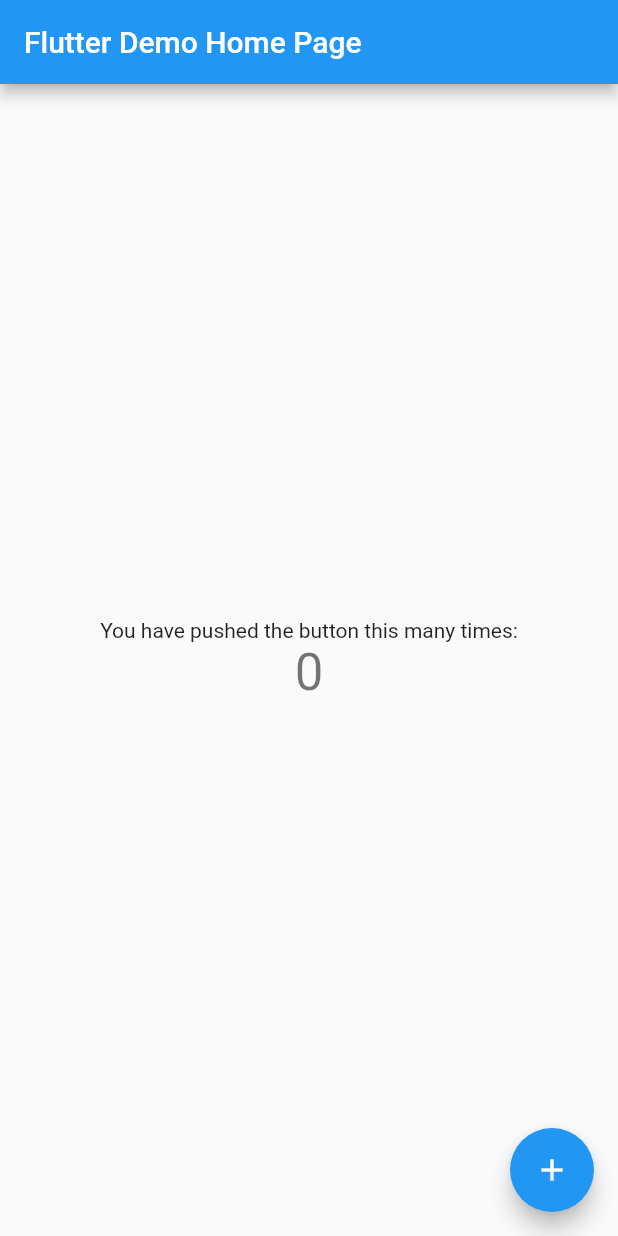
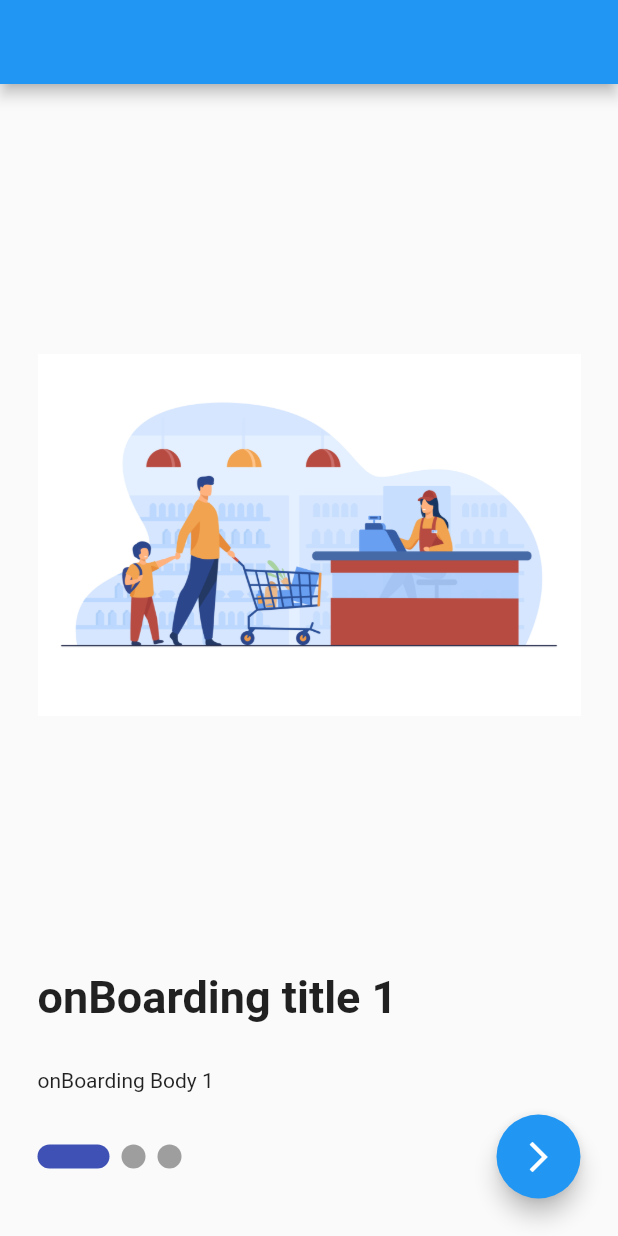
Before and after one commit to AmrAbdElHamed26/shop_app, a Flutter app: the screen it shows after launch, on a phone screen of 412 x 824 dp. Run offline on Flutter 3.47's test engine with Material 2 defaults, Android fonts, the phone set to English and light mode, and no system bars; drawn by our look-alikes of smooth_page_indicator.

Commit message:
Add OnBoarding Screen

```diff
--- a/lib/main.dart
+++ b/lib/main.dart
@@ -1,4 +1,5 @@
 import 'package:flutter/material.dart';
+import 'package:shop_app/on_boarding/on_boarding_screen.dart';
 
 void main() {
   runApp(const MyApp());
@@ -11,105 +12,10 @@ class MyApp extends StatelessWidget {
   @override
   Widget build(BuildContext context) {
     return MaterialApp(
-      title: 'Flutter Demo',
-      theme: ThemeData(
-        // This is the theme of your application.
-        //
-        // Try running your application with "flutter run". You'll see the
-        // application has a blue toolbar. Then, without quitting the app, try
-        // changing the primarySwatch below to Colors.green and then invoke
-        // "hot reload" (press "r" in the console where you ran "flutter run",
-        // or simply save your changes to "hot reload" in a Flutter IDE).
-        // Notice that the counter didn't reset back to zero; the application
-        // is not restarted.
-        primarySwatch: Colors.blue,
-      ),
-      home: const MyHomePage(title: 'Flutter Demo Home Page'),
+
+
+      debugShowCheckedModeBanner: false,
+      home: OnBoardingScreen(),
     );
   }
 }
-
-class MyHomePage extends StatefulWidget {
-  const MyHomePage({super.key, required this.title});
-
-  // This widget is the home page of your application. It is stateful, meaning
-  // that it has a State object (defined below) that contains fields that affect
-  // how it looks.
-
-  // This class is the configuration for the state. It holds the values (in this
-  // case the title) provided by the parent (in this case the App widget) and
-  // used by the build method of the State. Fields in a Widget subclass are
-  // always marked "final".
-
-  final String title;
-
-  @override
-  State<MyHomePage> createState() => _MyHomePageState();
-}
-
-class _MyHomePageState extends State<MyHomePage> {
-  int _counter = 0;
-
-  void _incrementCounter() {
-    setState(() {
-      // This call to setState tells the Flutter framework that something has
-      // changed in this State, which causes it to rerun the build method below
-      // so that the display can reflect the updated values. If we changed
-      // _counter without calling setState(), then the build method would not be
-      // called again, and so nothing would appear to happen.
-      _counter++;
-    });
-  }
-
-  @override
-  Widget build(BuildContext context) {
-    // This method is rerun every time setState is called, for instance as done
-    // by the _incrementCounter method above.
-    //
-    // The Flutter framework has been optimized to make rerunning build methods
-    // fast, so that you can just rebuild anything that needs updating rather
-    // than having to individually change instances of widgets.
-    return Scaffold(
-      appBar: AppBar(
-        // Here we take the value from the MyHomePage object that was created by
-        // the App.build method, and use it to set our appbar title.
-        title: Text(widget.title),
-      ),
-      body: Center(
-        // Center is a layout widget. It takes a single child and positions it
-        // in the middle of the parent.
-        child: Column(
-          // Column is also a layout widget. It takes a list of children and
-          // arranges them vertically. By default, it sizes itself to fit its
-          // children horizontally, and tries to be as tall as its parent.
-          //
-          // Invoke "debug painting" (press "p" in the console, choose the
-          // "Toggle Debug Paint" action from the Flutter Inspector in Android
-          // Studio, or the "Toggle Debug Paint" command in Visual Studio Code)
-          // to see the wireframe for each widget.
-          //
-          // Column has various properties to control how it sizes itself and
-          // how it positions its children. Here we use mainAxisAlignment to
-          // center the children vertically; the main axis here is the vertical
-          // axis because Columns are vertical (the cross axis would be
-          // horizontal).
-          mainAxisAlignment: MainAxisAlignment.center,
-          children: <Widget>[
-            const Text(
-              'You have pushed the button this many times:',
-            ),
-            Text(
-              '$_counter',
-              style: Theme.of(context).textTheme.headline4,
-            ),
-          ],
-        ),
-      ),
-      floatingActionButton: FloatingActionButton(
-        onPressed: _incrementCounter,
-        tooltip: 'Increment',
-        child: const Icon(Icons.add),
-      ), // This trailing comma makes auto-formatting nicer for build methods.
-    );
-  }
-}
--- a/lib/on_boarding/on_boarding_screen.dart
+++ b/lib/on_boarding/on_boarding_screen.dart
@@ -0,0 +1,129 @@
+import 'package:flutter/cupertino.dart';
+import 'package:flutter/material.dart';
+import 'package:smooth_page_indicator/smooth_page_indicator.dart';
+
+class OnBoardingData{
+
+  final String image ;
+  final String title ;
+  final String body ;
+
+  OnBoardingData({
+    required this.image ,
+    required this.title,
+    required this.body
+});
+
+
+
+}
+class OnBoardingScreen extends StatelessWidget {
+      OnBoardingScreen({Key? key}) : super(key: key);
+
+  List<OnBoardingData> boarding = [
+    OnBoardingData(
+      image: 'assets/images/onboard_1.jpg',
+      title: 'onBoarding title 1',
+      body: 'onBoarding Body 1'
+    ),
+    OnBoardingData(
+        image: 'assets/images/onboard_1.jpg',
+        title: 'onBoarding title 2',
+        body: 'onBoarding Body 2'
+    ),
+    OnBoardingData(
+        image: 'assets/images/onboard_1.jpg',
+        title: 'onBoarding title 3',
+        body: 'onBoarding Body 3'
+    ),
+
+  ];
+  var pageController = PageController();
+  @override
+  Widget build(BuildContext context) {
+    return Scaffold(
+      appBar: AppBar(),
+      body: Padding(
+        padding: const EdgeInsets.all(25.0),
+        child: Column(
+
+          children: [
+            Expanded(
+              child: PageView.builder(itemBuilder: (context , int index)=> BoardingItem(boarding[index]) ,
+                itemCount: boarding.length,
+                physics: BouncingScrollPhysics(),
+                controller: pageController,
+                scrollDirection: Axis.horizontal,
+              ),
+            ) ,
+            SizedBox(height: 15,),
+
+            Row(
+              children: [
+                SmoothPageIndicator(
+                    controller: pageController,
+                    count: boarding.length,
+                    effect:ExpandingDotsEffect() ,
+                ),
+                Spacer(),
+                FloatingActionButton(
+                  onPressed: ()=>{
+                    pageController.nextPage(
+                        duration: Duration(
+                          milliseconds: 500,
+                        ),
+                        curve: Curves.fastLinearToSlowEaseIn,
+                    ),
+                  },
+                  child: Icon(Icons.arrow_forward_ios),
+                ),
+              ],
+            ),
+
+
+          ],
+        ),
+      )
+
+    );
+
+
+
+  }
+
+
+
+  Widget BoardingItem(OnBoardingData myItem) =>Column(
+    crossAxisAlignment: CrossAxisAlignment.start,
+    children:  [
+      Expanded(
+        child: Image(
+          image: AssetImage('${myItem.image}'),
+        ),
+      ),
+      SizedBox(height: 15,),
+      Text(
+        '${myItem.title}',
+        style: TextStyle(
+          fontSize: 30,
+        fontWeight: FontWeight.bold ,
+
+
+      ),
+  ),
+      SizedBox(height: 30,),
+      Text(
+        '${myItem.body}',
+        style: TextStyle(
+
+          fontWeight: FontWeight.w400,
+
+
+        ),
+
+      ),
+
+
+    ],
+  );
+}
--- a/pubspec.yaml
+++ b/pubspec.yaml
@@ -36,6 +36,7 @@ dependencies:
   # The following adds the Cupertino Icons font to your application.
   # Use with the CupertinoIcons class for iOS style icons.
   cupertino_icons: ^1.0.2
+  smooth_page_indicator: ^1.0.0+2
 
 dev_dependencies:
   flutter_test:
@@ -53,6 +54,10 @@ dev_dependencies:
 
 # The following section is specific to Flutter packages.
 flutter:
+
+  assets:
+    - assets/images/
+
 
   # The following line ensures that the Material Icons font is
   # included with your application, so that you can use the icons in
```
Also changed, not shown: pubspec.lock.
